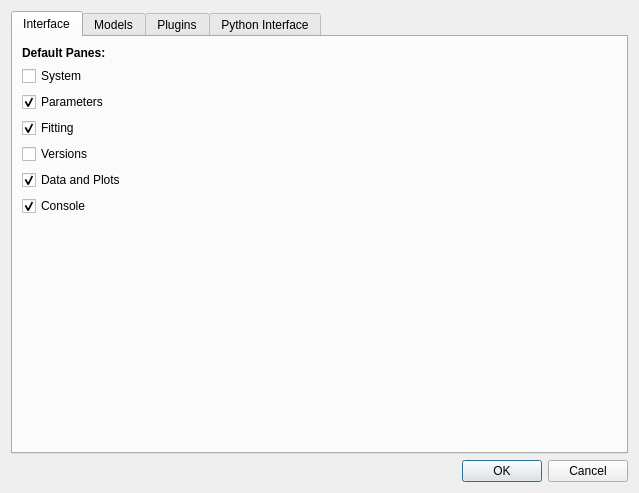
Old version of the form phoebe/frontend/gui/popPrefs.ui in the repository phoebe-project/phoebe2.
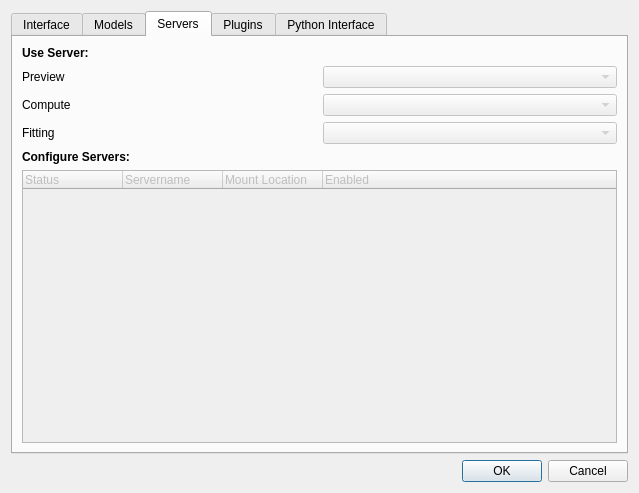
New version of the form. The open tabs and pages were chosen to show the change.

Commit message: Removed preferences from gui and created its own module.  Now these user-settings can also be loaded into the bundle without the gui.

Patch:
```diff
--- a/phoebe/frontend/gui/popPrefs.ui
+++ b/phoebe/frontend/gui/popPrefs.ui
@@ -13,18 +13,8 @@
   <property name="windowTitle">
    <string>PHOEBE - Preferences</string>
   </property>
-  <layout class="QGridLayout" name="gridLayout">
-   <item row="12" column="0">
-    <widget class="QDialogButtonBox" name="buttonBox">
-     <property name="orientation">
-      <enum>Qt::Horizontal</enum>
-     </property>
-     <property name="standardButtons">
-      <set>QDialogButtonBox::Cancel|QDialogButtonBox::Ok</set>
-     </property>
-    </widget>
-   </item>
-   <item row="11" column="0">
+  <layout class="QVBoxLayout" name="verticalLayout_4">
+   <item>
     <widget class="QTabWidget" name="tabWidget">
      <property name="currentIndex">
       <number>0</number>
@@ -35,7 +25,7 @@
       </attribute>
       <layout class="QGridLayout" name="gridLayout_5">
        <item row="5" column="0">
-        <widget class="QCheckBox" name="p_versions">
+        <widget class="QCheckBox" name="p_panel_versions">
          <property name="text">
           <string>Versions</string>
          </property>
@@ -58,7 +48,7 @@
         </spacer>
        </item>
        <item row="7" column="0">
-        <widget class="QCheckBox" name="p_python">
+        <widget class="QCheckBox" name="p_panel_python">
          <property name="text">
           <string>Console</string>
          </property>
@@ -78,14 +68,14 @@
         </widget>
        </item>
        <item row="1" column="0">
-        <widget class="QCheckBox" name="p_system">
+        <widget class="QCheckBox" name="p_panel_system">
          <property name="text">
           <string>System</string>
          </property>
         </widget>
        </item>
        <item row="4" column="0">
-        <widget class="QCheckBox" name="p_rp">
+        <widget class="QCheckBox" name="p_panel_fitting">
          <property name="text">
           <string>Fitting</string>
          </property>
@@ -95,7 +85,7 @@
         </widget>
        </item>
        <item row="6" column="0">
-        <widget class="QCheckBox" name="p_bp">
+        <widget class="QCheckBox" name="p_panel_datasets">
          <property name="text">
           <string>Data and Plots</string>
          </property>
@@ -105,7 +95,7 @@
         </widget>
        </item>
        <item row="2" column="0">
-        <widget class="QCheckBox" name="p_lp">
+        <widget class="QCheckBox" name="p_panel_params">
          <property name="text">
           <string>Parameters</string>
          </property>
@@ -191,6 +181,106 @@
        </item>
       </layout>
      </widget>
+     <widget class="QWidget" name="tab_2">
+      <attribute name="title">
+       <string>Servers</string>
+      </attribute>
+      <layout class="QVBoxLayout" name="verticalLayout_5">
+       <item>
+        <widget class="QLabel" name="label_2">
+         <property name="text">
+          <string>&lt;html&gt;&lt;head/&gt;&lt;body&gt;&lt;p&gt;&lt;span style=&quot; font-weight:600;&quot;&gt;Use Server:&lt;/span&gt;&lt;/p&gt;&lt;/body&gt;&lt;/html&gt;</string>
+         </property>
+         <property name="textFormat">
+          <enum>Qt::RichText</enum>
+         </property>
+        </widget>
+       </item>
+       <item>
+        <layout class="QGridLayout" name="gridLayout">
+         <item row="1" column="1">
+          <widget class="QComboBox" name="comboBox_2">
+           <property name="enabled">
+            <bool>false</bool>
+           </property>
+          </widget>
+         </item>
+         <item row="1" column="0">
+          <widget class="QLabel" name="label_7">
+           <property name="text">
+            <string>Compute</string>
+           </property>
+          </widget>
+         </item>
+         <item row="0" column="0">
+          <widget class="QLabel" name="label_6">
+           <property name="text">
+            <string>Preview</string>
+           </property>
+          </widget>
+         </item>
+         <item row="0" column="1">
+          <widget class="QComboBox" name="comboBox">
+           <property name="enabled">
+            <bool>false</bool>
+           </property>
+          </widget>
+         </item>
+         <item row="2" column="0">
+          <widget class="QLabel" name="label_8">
+           <property name="text">
+            <string>Fitting</string>
+           </property>
+          </widget>
+         </item>
+         <item row="2" column="1">
+          <widget class="QComboBox" name="comboBox_3">
+           <property name="enabled">
+            <bool>false</bool>
+           </property>
+          </widget>
+         </item>
+        </layout>
+       </item>
+       <item>
+        <widget class="QLabel" name="label_5">
+         <property name="text">
+          <string>&lt;html&gt;&lt;head/&gt;&lt;body&gt;&lt;p&gt;&lt;span style=&quot; font-weight:600;&quot;&gt;Configure Servers:&lt;/span&gt;&lt;/p&gt;&lt;/body&gt;&lt;/html&gt;</string>
+         </property>
+         <property name="textFormat">
+          <enum>Qt::RichText</enum>
+         </property>
+        </widget>
+       </item>
+       <item>
+        <widget class="QTreeWidget" name="treeWidget">
+         <property name="enabled">
+          <bool>false</bool>
+         </property>
+         <column>
+          <property name="text">
+           <string>Status</string>
+          </property>
+         </column>
+         <column>
+          <property name="text">
+           <string>Servername</string>
+          </property>
+         </column>
+         <column>
+          <property name="text">
+           <string>Mount Location</string>
+          </property>
+         </column>
+         <column>
+          <property name="text">
+           <string>Enabled</string>
+          </property>
+         </column>
+        </widget>
+       </item>
+      </layout>
+     </widget>
      <widget class="QWidget" name="tab_5">
       <attribute name="title">
        <string>Plugins</string>
@@ -263,6 +353,16 @@
               </property>
              </widget>
             </item>
+            <item>
+             <widget class="QCheckBox" name="p_pyinterp_tutsettings">
+              <property name="enabled">
+               <bool>true</bool>
+              </property>
+              <property name="text">
+               <string>Settings</string>
+              </property>
+             </widget>
+            </item>
            </layout>
           </item>
           <item>
@@ -417,6 +517,16 @@
      </widget>
     </widget>
    </item>
+   <item>
+    <widget class="QDialogButtonBox" name="buttonBox">
+     <property name="orientation">
+      <enum>Qt::Horizontal</enum>
+     </property>
+     <property name="standardButtons">
+      <set>QDialogButtonBox::Cancel|QDialogButtonBox::Ok</set>
+     </property>
+    </widget>
+   </item>
   </layout>
  </widget>
  <resources/>
```
The commit also changes 5 other files.
